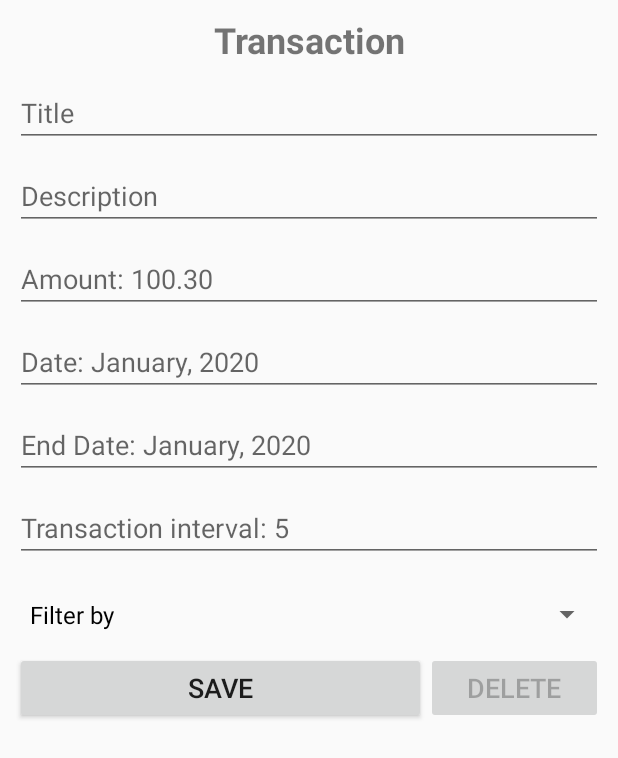
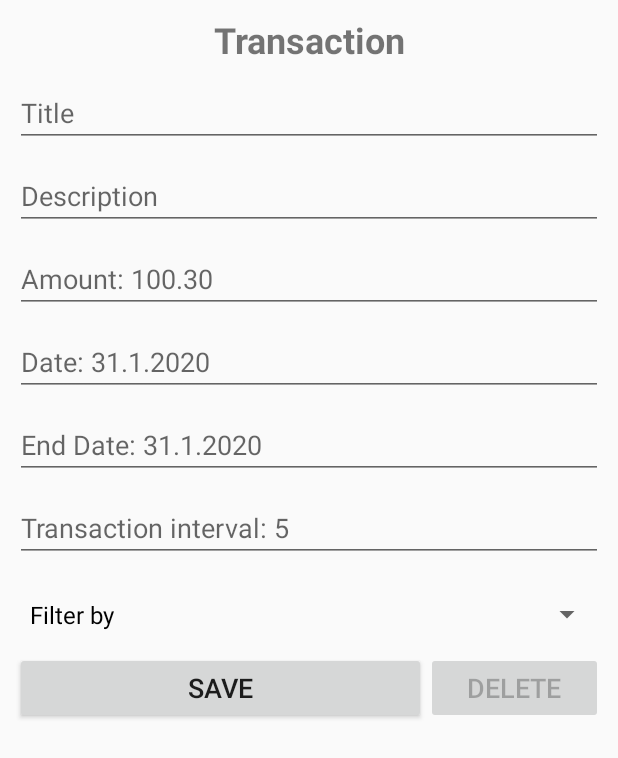
Before and after one commit to ababic2/TransactionMobApplication, an Android app: the fragment TransactionDetailFragment placed in its activity, on a phone screen of 412 x 824 dp. Shown: the top 758 px of the screen. Run offline under Robolectric (Android 15) with nearby library versions, the phone set to English and light mode, and no system bars; 2 statements that could not run were skipped.

Commit message:
Dodane smislene poruke u loadere prilikom dohvatanja podataka

```diff
--- a/app/src/main/java/ba/unsa/etf/rma/rma20babicamina92/MainActivity.java
+++ b/app/src/main/java/ba/unsa/etf/rma/rma20babicamina92/MainActivity.java
@@ -38,11 +38,11 @@ public class MainActivity extends FragmentActivity implements
         super.onPostResume();
     }
 
-    public static void loadingOn(MainActivity mainActivity) {
+    public static void loadingOn(MainActivity mainActivity, String message) {
         System.out.println("MainActivity loadingOn " + dialogs.size());
         dialog = ProgressDialog.show(mainActivity, "",
-                "Loading. Please wait...", true);
-        dialogs.add(dialog);
+                message, true);
+        dialogs.add(0, dialog);
     }
 
     public static void loadingOff(MainActivity mainActivity) {
--- a/app/src/main/java/ba/unsa/etf/rma/rma20babicamina92/interactor/AccountInteractor.java
+++ b/app/src/main/java/ba/unsa/etf/rma/rma20babicamina92/interactor/AccountInteractor.java
@@ -32,7 +32,7 @@ public class AccountInteractor extends AsyncTask<String,Integer,String> {
     @Override
     protected void onPreExecute() {
         super.onPreExecute();
-        MainActivity.loadingOn(mainActivity);
+        MainActivity.loadingOn(mainActivity, "Fetching account data. Please wait.");
     }
 
     @Override
--- a/app/src/main/java/ba/unsa/etf/rma/rma20babicamina92/interactor/TransactionTypeInteractor.java
+++ b/app/src/main/java/ba/unsa/etf/rma/rma20babicamina92/interactor/TransactionTypeInteractor.java
@@ -37,7 +37,7 @@ public class TransactionTypeInteractor extends AsyncTask<String,Integer,String>
     @Override
     protected void onPreExecute() {
         super.onPreExecute();
-        MainActivity.loadingOn(context);
+        MainActivity.loadingOn(context, "Fetching transaction types. Please wait.");
     }
 
     @Override
--- a/app/src/main/res/layout/fragment_transaction_detail.xml
+++ b/app/src/main/res/layout/fragment_transaction_detail.xml
@@ -69,7 +69,7 @@
             android:layout_marginTop="10dp"
             android:ems="10"
             android:inputType="text"
-            android:hint="Date: January, 2020"
+            android:hint="Date: 31.1.2020"
             app:layout_constraintEnd_toEndOf="parent"
             app:layout_constraintStart_toStartOf="parent"
             app:layout_constraintTop_toBottomOf="@+id/amountTextView" />
@@ -81,7 +81,7 @@
             android:layout_marginTop="10dp"
             android:ems="10"
             android:inputType="text"
-            android:hint="End Date: January, 2020"
+            android:hint="End Date: 31.1.2020"
             app:layout_constraintEnd_toEndOf="parent"
             app:layout_constraintStart_toStartOf="parent"
             app:layout_constraintTop_toBottomOf="@+id/dateTextView" />
```
Also changed, not shown: app/src/main/java/ba/unsa/etf/rma/rma20babicamina92/fragments/TransactionDetailFragment.java (+6 -6 lines).
